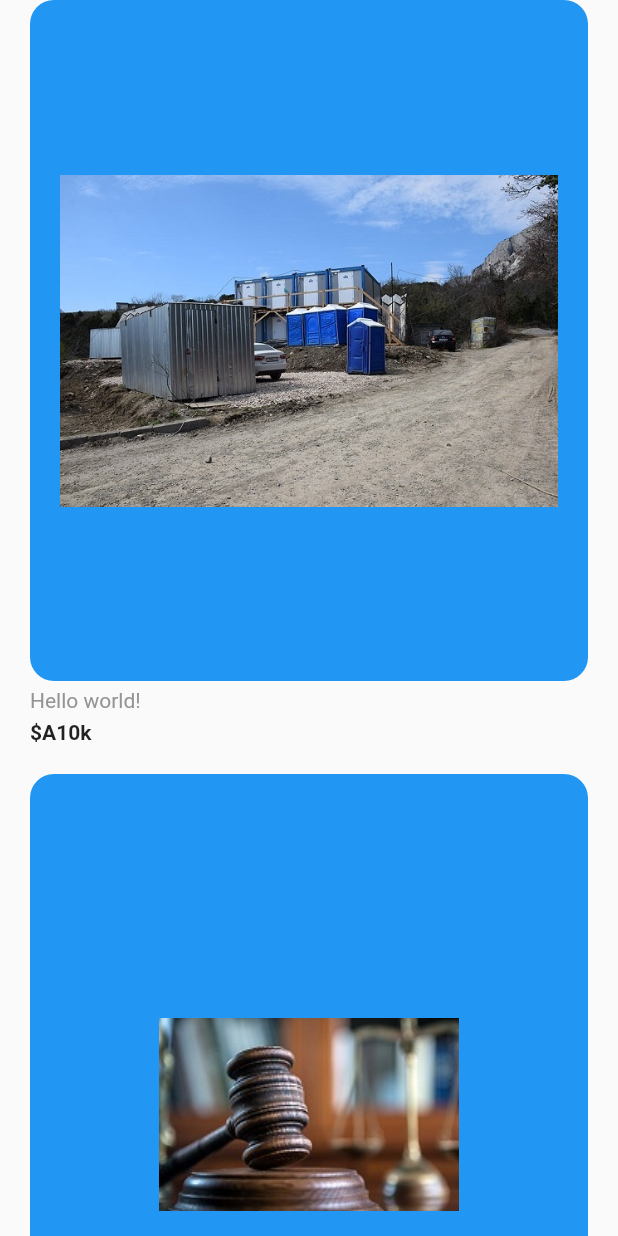
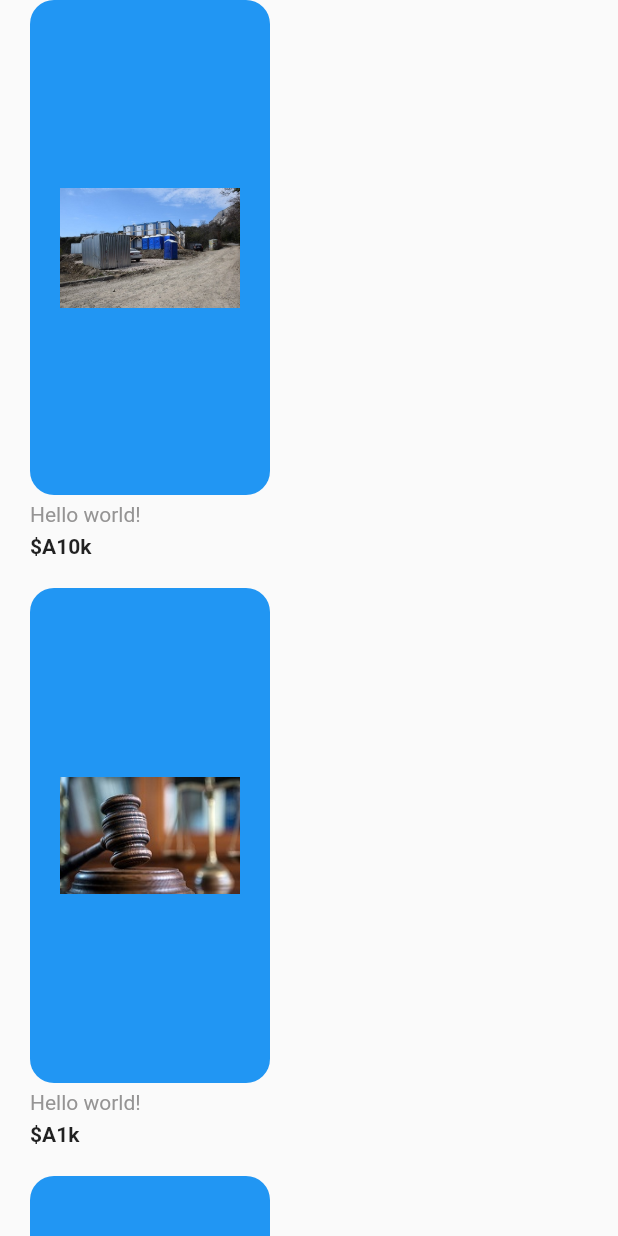
Before and after one commit to KistanovSerhii/ivoices, a Flutter app: what table() shows on an empty page, opened directly, on a phone screen of 412 x 824 dp. Run offline on Flutter 3.47's test engine with Material 2 defaults, Android fonts, the phone set to English and light mode, and no system bars.

Commit message:
add table

```diff
--- a/lib/presentation/home/components/table.dart
+++ b/lib/presentation/home/components/table.dart
@@ -15,7 +15,7 @@ Widget table() {
             crossAxisCount: 1,
             mainAxisSpacing: kDefaultPaddin,
             crossAxisSpacing: kDefaultPaddin,
-            childAspectRatio: 0.75,
+            //childAspectRatio: 0.75,
           ),
           itemBuilder: (context, index) =>
               VoiceBox(
@@ -37,7 +37,7 @@ Widget table() {
 List<Voice> getVoices() {
   return [
     new Voice(
-        cover: Image(image: AssetImage('assets/images/cover1.jpg'),),
+        cover: Image(image: AssetImage('assets/images/cover1.jpg'), width: 120, height: 150,),
         equalizer: Image(image: AssetImage('assets/images/equalizer.png')),
         timeInfo: "5m",
         statusBtn: Icon(Icons.access_alarms),
@@ -47,7 +47,7 @@ List<Voice> getVoices() {
     ),
 
     new Voice(
-        cover: Image(image: AssetImage('assets/images/cover2.jpg'),),
+        cover: Image(image: AssetImage('assets/images/cover2.jpg'), width: 120, height: 150,),
         equalizer: Image(image: AssetImage('assets/images/equalizer.png')),
         timeInfo: "7m",
         statusBtn: Icon(Icons.access_alarms),
@@ -57,7 +57,7 @@ List<Voice> getVoices() {
     ),
 
     new Voice(
-        cover: Image(image: AssetImage('assets/images/cover3.jpg'),),
+        cover: Image(image: AssetImage('assets/images/cover3.jpg'), width: 120, height: 150),
         equalizer: Image(image: AssetImage('assets/images/equalizer.png')),
         timeInfo: "2m",
         statusBtn: Icon(Icons.access_alarms),
@@ -67,7 +67,7 @@ List<Voice> getVoices() {
     ),
 
     new Voice(
-        cover: Image(image: AssetImage('assets/images/cover1.jpg'),),
+        cover: Image(image: AssetImage('assets/images/cover1.jpg'), width: 120, height: 150),
         equalizer: Image(image: AssetImage('assets/images/equalizer.png')),
         timeInfo: "5m",
         statusBtn: Icon(Icons.access_alarms),
@@ -76,7 +76,7 @@ List<Voice> getVoices() {
         countListned: "L320"
     ),
     new Voice(
-        cover: Image(image: AssetImage('assets/images/cover3.jpg'),),
+        cover: Image(image: AssetImage('assets/images/cover3.jpg'), width: 120, height: 150),
         equalizer: Image(image: AssetImage('assets/images/equalizer.png')),
         timeInfo: "5m",
         statusBtn: Icon(Icons.access_alarms),
@@ -85,7 +85,7 @@ List<Voice> getVoices() {
         countListned: "L320"
     ),
     new Voice(
-        cover: Image(image: AssetImage('assets/images/cover2.jpg'),),
+        cover: Image(image: AssetImage('assets/images/cover2.jpg'), width: 120, height: 150),
         equalizer: Image(image: AssetImage('assets/images/equalizer.png')),
         timeInfo: "5m",
         statusBtn: Icon(Icons.access_alarms),
--- a/lib/presentation/home/components/voice_box.dart
+++ b/lib/presentation/home/components/voice_box.dart
@@ -30,10 +30,11 @@ class VoiceBox extends StatelessWidget {
                 color: Colors.blue,
                 borderRadius: BorderRadius.circular(16),
               ),
-              child: Hero(
+              child: /*Hero(
                 tag: "${voice.countListned}",
                 child: voice.cover,
-              ),
+              )*/
+              voice.cover,
             ),
           ),
           Padding(
```
